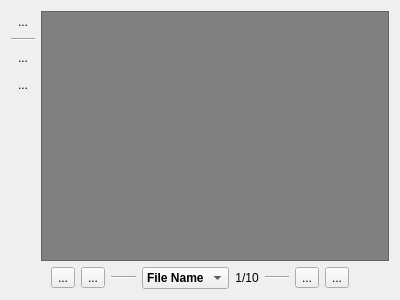
Before: the Qt Designer form lumina-fm/widgets/SlideshowWidget.ui in lumina-desktop/lumina, drawn with Qt 5.
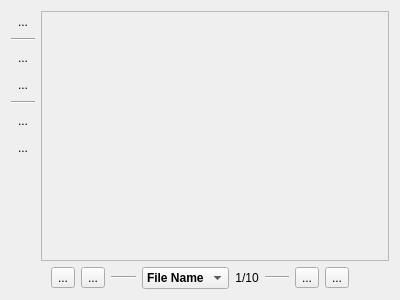
After: the same form once the commit is applied.

Diff of the .ui file:
```diff
--- a/lumina-fm/widgets/SlideshowWidget.ui
+++ b/lumina-fm/widgets/SlideshowWidget.ui
@@ -64,6 +64,45 @@
          </property>
         </widget>
        </item>
+       <item>
+        <widget class="Line" name="line_3">
+         <property name="orientation">
+          <enum>Qt::Horizontal</enum>
+         </property>
+        </widget>
+       </item>
+       <item>
+        <widget class="QToolButton" name="tool_image_zoomin">
+         <property name="toolTip">
+          <string>Zoom in</string>
+         </property>
+         <property name="statusTip">
+          <string>Zoom in</string>
+         </property>
+         <property name="text">
+          <string notr="true">...</string>
+         </property>
+         <property name="autoRaise">
+          <bool>true</bool>
+         </property>
+        </widget>
+       </item>
+       <item>
+        <widget class="QToolButton" name="tool_image_zoomout">
+         <property name="toolTip">
+          <string>Zoom out</string>
+         </property>
+         <property name="statusTip">
+          <string>Zoom out</string>
+         </property>
+         <property name="text">
+          <string notr="true">...</string>
+         </property>
+         <property name="autoRaise">
+          <bool>true</bool>
+         </property>
+        </widget>
+       </item>
        <item>
         <spacer name="verticalSpacer_2">
          <property name="orientation">
@@ -80,18 +119,42 @@
       </layout>
      </item>
      <item>
+      <widget class="QScrollArea" name="scrollArea">
+       <property name="widgetResizable">
+        <bool>true</bool>
+       </property>
+       <widget class="QWidget" name="scrollAreaWidgetContents">
+        <property name="geometry">
+         <rect>
+          <x>0</x>
+          <y>0</y>
+          <width>350</width>
+          <height>250</height>
+         </rect>
+        </property>
+        <layout class="QVBoxLayout" name="verticalLayout_2">
+         <property name="leftMargin">
+          <number>0</number>
+         </property>
+         <property name="topMargin">
+          <number>0</number>
+         </property>
+         <property name="rightMargin">
+          <number>0</number>
+         </property>
+         <property name="bottomMargin">
+          <number>0</number>
+         </property>
+         <item>
       <widget class="QLabel" name="label_image">
        <property name="sizePolicy">
-        <sizepolicy hsizetype="Expanding" vsizetype="Expanding">
+            <sizepolicy hsizetype="Preferred" vsizetype="Preferred">
          <horstretch>0</horstretch>
          <verstretch>0</verstretch>
         </sizepolicy>
        </property>
-       <property name="styleSheet">
-        <string notr="true">QLabel{ background: grey; }</string>
-       </property>
        <property name="frameShape">
-        <enum>QFrame::StyledPanel</enum>
+            <enum>QFrame::NoFrame</enum>
        </property>
        <property name="frameShadow">
         <enum>QFrame::Raised</enum>
@@ -105,6 +168,10 @@
        <property name="alignment">
         <set>Qt::AlignCenter</set>
        </property>
+          </widget>
+         </item>
+        </layout>
+       </widget>
       </widget>
      </item>
     </layout>
```
Lines whose indentation alone changed are shown as unchanged.
